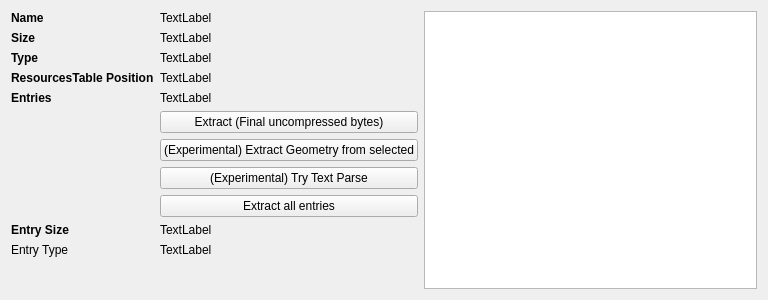
deiandrei/POPTools, file POPToolset/FileViewerForm.ui: the form before one commit.
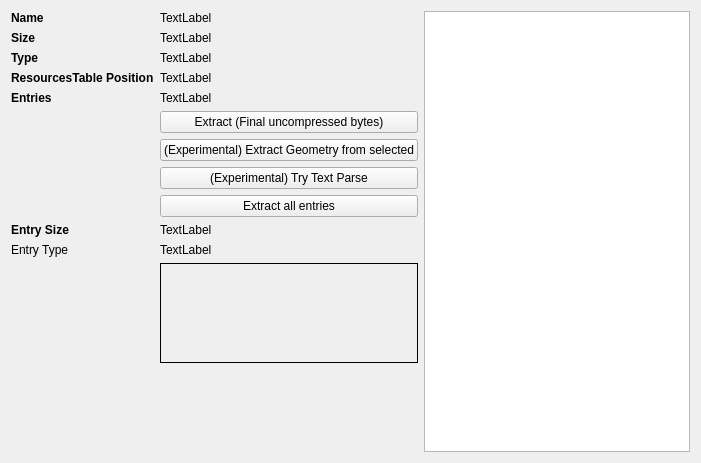
The form after the commit.

The edit to the form file:
```diff
--- a/POPToolset/FileViewerForm.ui
+++ b/POPToolset/FileViewerForm.ui
@@ -6,8 +6,8 @@
    <rect>
     <x>0</x>
     <y>0</y>
-    <width>768</width>
-    <height>300</height>
+    <width>701</width>
+    <height>463</height>
    </rect>
   </property>
   <property name="windowTitle">
@@ -184,6 +184,22 @@
        </property>
       </widget>
      </item>
+     <item row="11" column="1">
+      <widget class="QLabel" name="imgTest">
+       <property name="minimumSize">
+        <size>
+         <width>100</width>
+         <height>100</height>
+        </size>
+       </property>
+       <property name="styleSheet">
+        <string notr="true">QLabel { border: 1px solid #000; }</string>
+       </property>
+       <property name="text">
+        <string/>
+       </property>
+      </widget>
+     </item>
     </layout>
    </item>
    <item>
```
